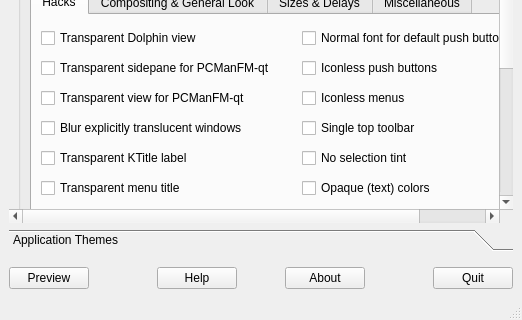
Old version of the form Kvantum/kvantummanager/kvantummanager.ui in the repository tsujan/Kvantum; both pictures show x 0 to 522 and y 207 to 527 of the 522 by 527 pixel window.
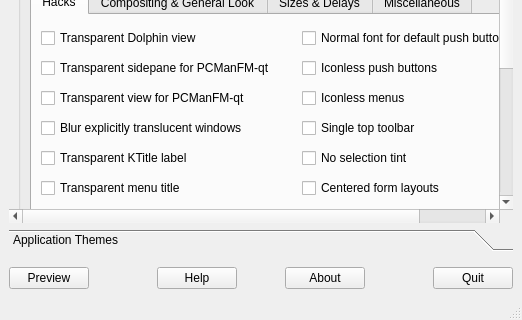
New version of the form. Custom widgets are drawn as their Qt base class.

Commit message: Added an option to Kvantum Manager for centered forms

Patch:
```diff
--- a/Kvantum/kvantummanager/kvantummanager.ui
+++ b/Kvantum/kvantummanager/kvantummanager.ui
@@ -574,7 +574,7 @@
 as a workaround for bugs in applications.</string>
                  </property>
                  <property name="text">
-                  <string>Opaque (text) colors</string>
+                  <string>Centered form layouts</string>
                  </property>
                 </widget>
                </item>
```
Left out of the diff: 9 changed lines with no effect on the pictures. The commit also changes 37 other files.
